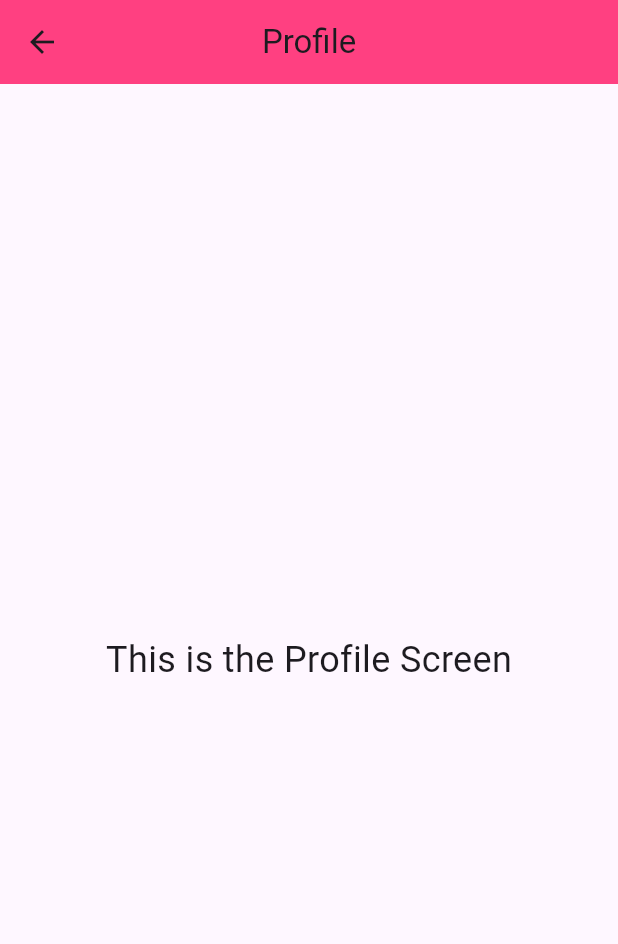
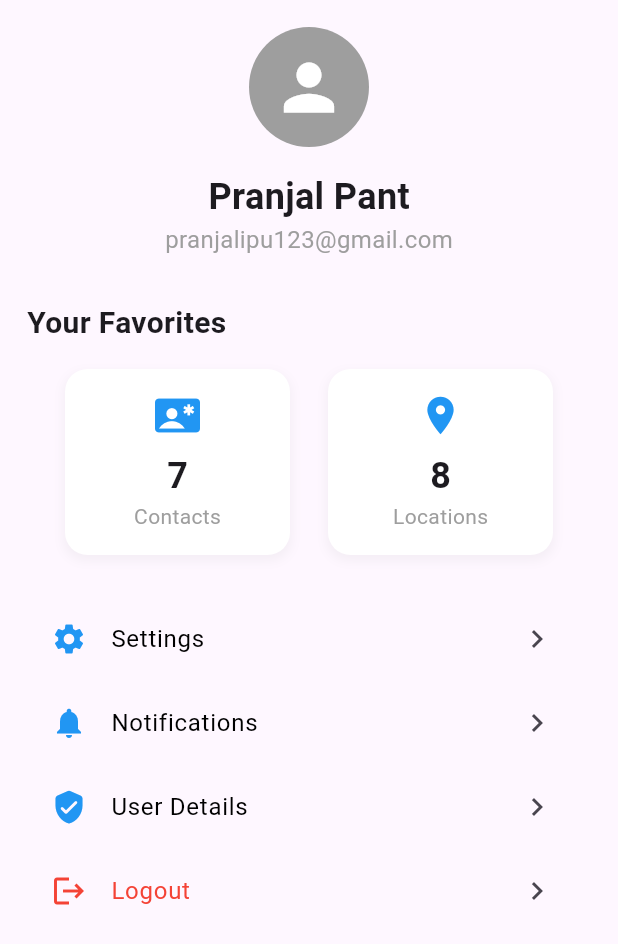
Before and after one commit to Matrix-Mesh/Sanrakshan360, a Flutter app: the ProfileScreen widget shown alone on an empty page, opened directly, on a phone screen of 412 x 824 dp. Shown: the top 944 px of the screen. Run offline on Flutter 3.47's test engine with Material 3 defaults, Android fonts, the phone set to English and light mode, and no system bars; our stand-ins replace flutter_spinkit; missing offline and left inert: flutter_phone_direct_caller.

Commit message:
profile page

```diff
--- a/lib/screens/home_screen.dart
+++ b/lib/screens/home_screen.dart
@@ -76,7 +76,7 @@ class HomeContent extends StatelessWidget {
     return Scaffold(
       appBar: AppBar(
         title: const Text(
-          'Hi , UserName',
+          'Hi , Pranjal',
           style: TextStyle(fontWeight: FontWeight.bold),
         ),
         elevation: 0,
--- a/lib/screens/profile_screen.dart
+++ b/lib/screens/profile_screen.dart
@@ -1,22 +1,175 @@
 import 'package:flutter/material.dart';
 
 class ProfileScreen extends StatelessWidget {
-  const ProfileScreen({Key? key}) : super(key: key);
+  const ProfileScreen({super.key});
 
   @override
   Widget build(BuildContext context) {
-    return Scaffold(
-      appBar: AppBar(
-        title: const Text("Profile"),
-        backgroundColor: Colors.pinkAccent,
-        centerTitle: true,
-      ),
-      body: const Center(
-        child: Text(
-          "This is the Profile Screen",
-          style: TextStyle(fontSize: 24),
-        ),
+    return SingleChildScrollView(
+      padding: const EdgeInsets.all(18.0),
+      child: Column(
+        children: [
+          const CircleAvatar(
+            radius: 40,
+            backgroundColor: Colors.grey,
+            child: Icon(
+              Icons.person,
+              size: 50,
+              color: Colors.white,
+            ),
+          ),
+          const SizedBox(height: 16),
+          const Text(
+            'Pranjal Pant',
+            style: TextStyle(
+              fontSize: 24,
+              fontWeight: FontWeight.bold,
+            ),
+          ),
+          const Text(
+            'pranjalipu123@gmail.com',
+            style: TextStyle(
+              color: Colors.grey,
+              fontSize: 16,
+            ),
+          ),
+          const SizedBox(height: 30),
+          _buildSection(
+            title: 'Your Favorites',
+            items: [
+              _buildStatCard(
+                icon: Icons.contact_emergency,
+                label: 'Contacts',
+                value: '7',
+              ),
+              _buildStatCard(
+                icon: Icons.location_on,
+                label: 'Locations',
+                value: '8',
+              ),
+            ],
+          ),
+          const SizedBox(height: 28),
+          _buildMenuSection(),
+        ],
       ),
     );
   }
+
+  Widget _buildSection({
+    required String title,
+    required List<Widget> items,
+  }) {
+    return Column(
+      crossAxisAlignment: CrossAxisAlignment.start,
+      children: [
+        Text(
+          title,
+          style: const TextStyle(
+            fontSize: 20,
+            fontWeight: FontWeight.bold,
+          ),
+        ),
+        const SizedBox(height: 16),
+        Row(
+          mainAxisAlignment: MainAxisAlignment.spaceEvenly,
+          children: items,
+        ),
+      ],
+    );
+  }
+
+  Widget _buildStatCard({
+    required IconData icon,
+    required String label,
+    required String value,
+  }) {
+    return Container(
+      width: 150,
+      padding: const EdgeInsets.all(16),
+      decoration: BoxDecoration(
+        color: Colors.white,
+        borderRadius: BorderRadius.circular(15),
+        boxShadow: [
+          BoxShadow(
+            color: Colors.grey.withOpacity(0.1),
+            spreadRadius: 1,
+            blurRadius: 5,
+            offset: const Offset(0, 3),
+          ),
+        ],
+      ),
+      child: Column(
+        children: [
+          Icon(icon, size: 30, color: Colors.blue),
+          const SizedBox(height: 8),
+          Text(
+            value,
+            style: const TextStyle(
+              fontSize: 24,
+              fontWeight: FontWeight.bold,
+            ),
+          ),
+          Text(
+            label,
+            style: const TextStyle(
+              color: Colors.grey,
+              fontSize: 14,
+            ),
+          ),
+        ],
+      ),
+    );
+  }
+
+  Widget _buildMenuSection() {
+    return Column(
+      children: [
+        _buildMenuItem(
+          icon: Icons.settings,
+          title: 'Settings',
+          onTap: () {},
+        ),
+        _buildMenuItem(
+          icon: Icons.notifications,
+          title: 'Notifications',
+          onTap: () {},
+        ),
+        _buildMenuItem(
+          icon: Icons.verified_user_rounded,
+          title: 'User Details',
+          onTap: () {},
+        ),
+
+        _buildMenuItem(
+          icon: Icons.logout,
+          title: 'Logout',
+          onTap: () {},
+          isDestructive: true,
+        ),
+      ],
+    );
+  }
+
+  Widget _buildMenuItem({
+    required IconData icon,
+    required String title,
+    required VoidCallback onTap,
+    bool isDestructive = false,
+  }) {
+    return ListTile(
+      leading: Icon(
+        icon,
+        color: isDestructive ? Colors.red : Colors.blue,
+      ),
+      title: Text(
+        title,
+        style: TextStyle(
+          color: isDestructive ? Colors.red : Colors.black,
+        ),
+      ),
+      trailing: const Icon(Icons.chevron_right),
+      onTap: onTap,
+    );
+  }
 }
--- a/lib/services/api_services.dart
+++ b/lib/services/api_services.dart
@@ -12,7 +12,7 @@ class ApiServices {
       },);
 
       Map jsonResponse = jsonDecode(response.body);
-      print("jsonResponse $jsonResponse")
+      print("jsonResponse $jsonResponse");
 
     } catch(err){
       print("error $err");
--- a/lib/widgets/home_widgets/emergencies/PoliceEmergency.dart
+++ b/lib/widgets/home_widgets/emergencies/PoliceEmergency.dart
@@ -18,7 +18,7 @@ class PoliceEmergency extends StatelessWidget {
         child: InkWell(
           onTap: () => _callNumber('100'),
           child: Container(
-            height: 180,
+            height: 160,
             width: MediaQuery.of(context).size.width * 0.7,
             decoration: BoxDecoration(
                 borderRadius: BorderRadius.circular(20),
@@ -55,31 +55,13 @@ class PoliceEmergency extends StatelessWidget {
                           ),
                         ),
                         Text(
-                          'call 1-0-0 for emergencies',
+                          'call 1-0-0',
                           style: TextStyle(
                             color: Colors.white,
                             fontSize: MediaQuery.of(context).size.width * 0.045,
                           ),
-                        ),
-                        Container(
-                          height: 30,
-                          width: 80,
-                          decoration: BoxDecoration(
-                            color: Colors.white,
-                            borderRadius: BorderRadius.circular(20),
-                          ),
-                          child: Center(
-                            child: Text(
-                              '1-0-0',
-                              style: TextStyle(
-                                color: Colors.red[300],
-                                fontWeight: FontWeight.bold,
-                                fontSize:
-                                    MediaQuery.of(context).size.width * 0.055,
-                              ),
-                            ),
-                          ),
-                        ),
+                        )
+
                       ],
                     ),
                   )
--- a/lib/widgets/home_widgets/emergencies/WomanEmergency.dart
+++ b/lib/widgets/home_widgets/emergencies/WomanEmergency.dart
@@ -55,7 +55,7 @@ class WomanEmergency extends StatelessWidget {
                           ),
                         ),
                         Text(
-                          'Helpline for Women in distress',
+                          'For Women in distress',
                           style: TextStyle(
                             color: Colors.white,
                             fontSize: MediaQuery.of(context).size.width * 0.045,
--- a/pubspec.yaml
+++ b/pubspec.yaml
@@ -40,6 +40,7 @@ dependencies:
   animated_text_kit: ^4.2.2
   flutter_phone_direct_caller: ^2.1.1
   permission_handler: ^11.3.1
+  # google_fonts: ^4.0.4
 
 dev_dependencies:
   flutter_test:
```
